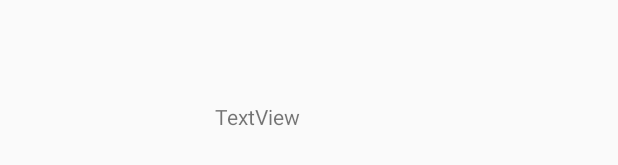
After one commit to MaximeCrp/samva, an Android app: the layout fragment_test.xml on its own in the app's theme, with its tools: preview values and no code run, on a phone screen of 412 x 824 dp. The commit adds this screen. Shown: the part 466-631 px from the top of the screen. Run offline under Robolectric (Android 15) with nearby library versions, the phone set to English and light mode, and no system bars.

```diff
--- a/Samva/app/src/main/java/com/example/utilisateur/samva/EventActivity.java
+++ b/Samva/app/src/main/java/com/example/utilisateur/samva/EventActivity.java
@@ -12,6 +12,7 @@ public class EventActivity extends AppCompatActivity implements MyActivityCallba
        private FragmentManager fragmentManager;
        private DetailsFragment detailsFragment;
        private CreationFragment creationFragment;
+       private FragmentTest testFragment;
 
        private Event event;
 
@@ -27,6 +28,8 @@ public class EventActivity extends AppCompatActivity implements MyActivityCallba
 
         detailsFragment = new DetailsFragment();
         creationFragment = new CreationFragment();
+        testFragment = new FragmentTest();
+
         Bundle bundle = new Bundle();
         bundle.putSerializable("EVENT",event);
         detailsFragment.setArguments(bundle);
--- /dev/null
+++ b/Samva/app/src/main/res/layout/fragment_test.xml
@@ -0,0 +1,24 @@
+<?xml version="1.0" encoding="utf-8"?>
+<android.support.constraint.ConstraintLayout
+    xmlns:android="http://schemas.android.com/apk/res/android"
+    xmlns:app="http://schemas.android.com/apk/res-auto"
+    xmlns:tools="http://schemas.android.com/tools"
+    android:layout_width="match_parent"
+    android:layout_height="match_parent">
+
+    <TextView
+        android:id="@+id/textView"
+        android:layout_width="125dp"
+        android:layout_height="67dp"
+        android:layout_marginStart="8dp"
+        android:layout_marginLeft="8dp"
+        android:layout_marginTop="8dp"
+        android:layout_marginEnd="8dp"
+        android:layout_marginRight="8dp"
+        android:layout_marginBottom="8dp"
+        android:text="TextView"
+        app:layout_constraintBottom_toBottomOf="parent"
+        app:layout_constraintEnd_toEndOf="parent"
+        app:layout_constraintStart_toStartOf="parent"
+        app:layout_constraintTop_toTopOf="parent" />
+</android.support.constraint.ConstraintLayout>
```
Also changed, not shown: Samva/app/src/main/java/com/example/utilisateur/samva/FragmentTest.java (added, +22 -0 lines), Samva/app/src/main/java/com/example/utilisateur/samva/ListFragment.java (+11 -4 lines), Samva/app/src/main/java/com/example/utilisateur/samva/MainActivity.java (+27 -5 lines).
